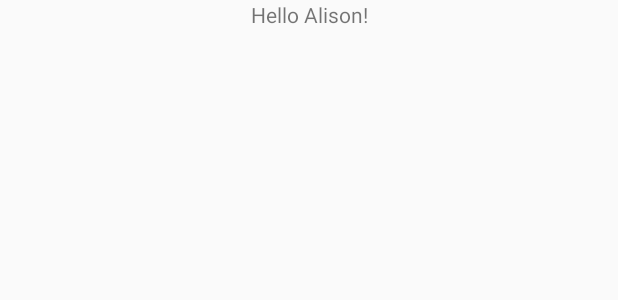
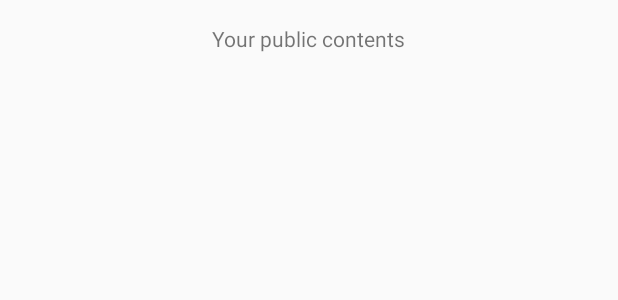
Before and after one commit to alisonzthu/23andMeInstagram, an Android app: the layout activity_feed.xml on its own in the app's theme, with its tools: preview values and no code run, on a phone screen of 412 x 824 dp. Shown: the top 300 px of the screen. Run offline under Robolectric (Android 15) with nearby library versions, the phone set to English and light mode, and no system bars.

Commit message:
added listView, next step: listView adapters and layout

```diff
--- a/app/src/main/java/com/example/macstudio/instagramalison/dialog/AuthenticationDialog.java
+++ b/app/src/main/java/com/example/macstudio/instagramalison/dialog/AuthenticationDialog.java
@@ -70,9 +70,15 @@ public class AuthenticationDialog extends Dialog {
         }
 
         @Override
+        public void onReceivedError(WebView view, int errorCode, String description, String failingUrl) {
+            Log.d("onReceivedError", "errored");
+            Log.d("Error code", errorCode+"");
+        }
+
+        @Override
         public void onPageFinished(WebView view, String url) {
             super.onPageFinished(view, url);
-//            spinner.dismiss();
+//            spinner.dismiss(); // keep or not keep the spinner feature?
             Log.d(TAG, "page finished, url: " + url);
             if(url.contains("#access_token=") && !authComplete) {
                 Uri uri = Uri.parse(url);
--- a/app/src/main/res/layout/activity_feed.xml
+++ b/app/src/main/res/layout/activity_feed.xml
@@ -7,11 +7,21 @@
     tools:context="com.example.macstudio.instagramalison.ui.FeedActivity">
 
     <TextView
-        android:id="@+id/textView"
+        android:id="@+id/feed_title"
         android:layout_width="wrap_content"
         android:layout_height="wrap_content"
-        android:text="Hello Alison!"
+        android:layout_marginTop="16dp"
+        android:text="@string/feed_title"
         app:layout_constraintLeft_toLeftOf="parent"
         app:layout_constraintRight_toRightOf="parent"
-        tools:layout_editor_absoluteY="102dp" />
+        app:layout_constraintTop_toTopOf="parent" />
+
+    <ListView
+        android:layout_width="0dp"
+        android:layout_height="0dp"
+        app:layout_constraintBottom_toBottomOf="parent"
+        app:layout_constraintEnd_toEndOf="parent"
+        app:layout_constraintStart_toStartOf="parent"
+        android:layout_marginTop="16dp"
+        app:layout_constraintTop_toBottomOf="@+id/feed_title"/>
 </android.support.constraint.ConstraintLayout>
--- a/app/src/main/res/values/strings.xml
+++ b/app/src/main/res/values/strings.xml
@@ -1,4 +1,5 @@
 <resources>
     <string name="app_name">InstagramAlison</string>
     <string name="connect_to_api_txt">Connect to Instagram</string>
+    <string name="feed_title">Your public contents</string>
 </resources>
```
